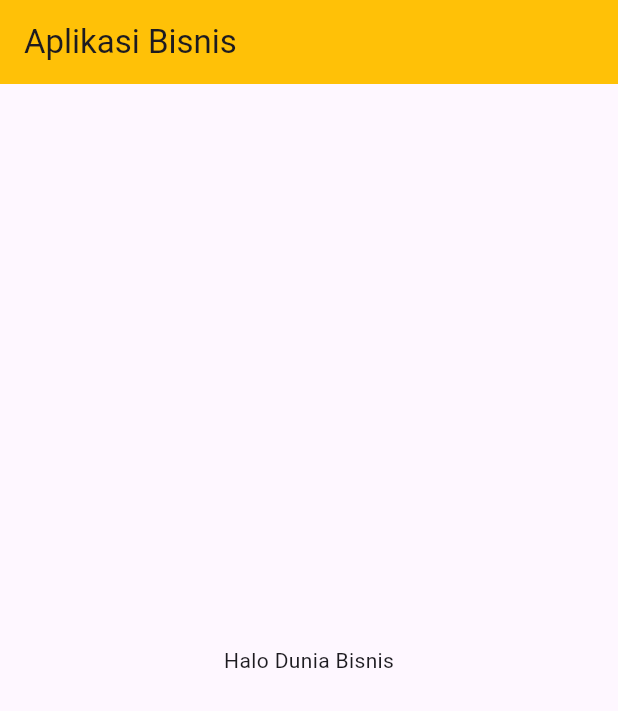
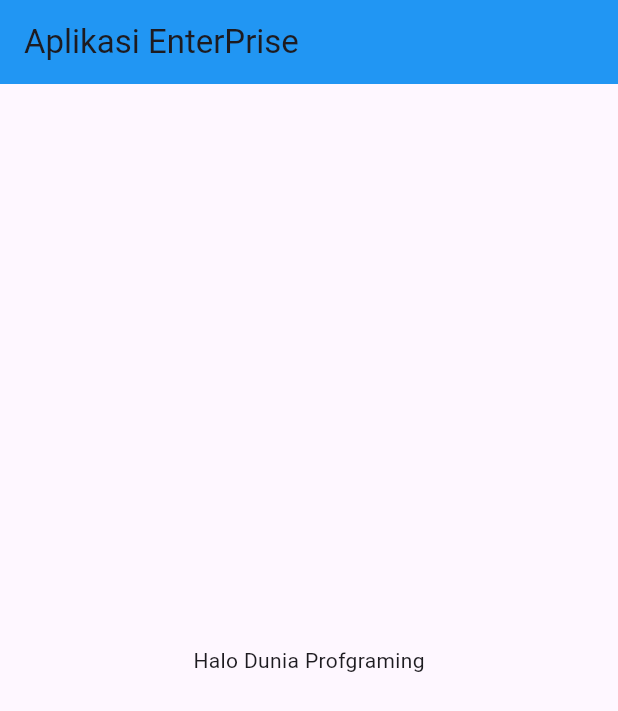
Before and after one commit to SIPalingMumet/demos, a Flutter app: the screen it shows after launch, on a phone screen of 412 x 824 dp. Shown: the top 711 px of the screen. Run offline on Flutter 3.47's test engine with Material 3 defaults, Android fonts, the phone set to English and light mode, and no system bars.

Commit message:
commit pertama

```diff
--- a/lib/main.dart
+++ b/lib/main.dart
@@ -12,12 +12,12 @@ class Hello extends StatelessWidget {
     return Scaffold(
       appBar: AppBar(
         title:
- Text('Aplikasi Bisnis'),
- backgroundColor: Colors.amber,
+ Text('Aplikasi EnterPrise'),
+ backgroundColor: Colors.blue,
       ),
       body:
       Center(
-        child: Text("Halo Dunia Bisnis"),
+        child: Text("Halo Dunia Profgraming"),
       )
     );
   }
```
Also changed, not shown: 1 other file.
